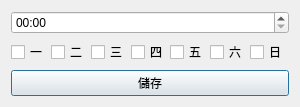
Above: UI/edit.ui from Spl6026/randomGestureAlarmClock before the change. Below: the same form after it.
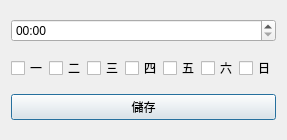
That is the form after the change.

What changed in the file:
```diff
--- a/UI/edit.ui
+++ b/UI/edit.ui
@@ -6,8 +6,8 @@
    <rect>
     <x>0</x>
     <y>0</y>
-    <width>300</width>
-    <height>100</height>
+    <width>271</width>
+    <height>140</height>
    </rect>
   </property>
   <property name="windowTitle">
```
